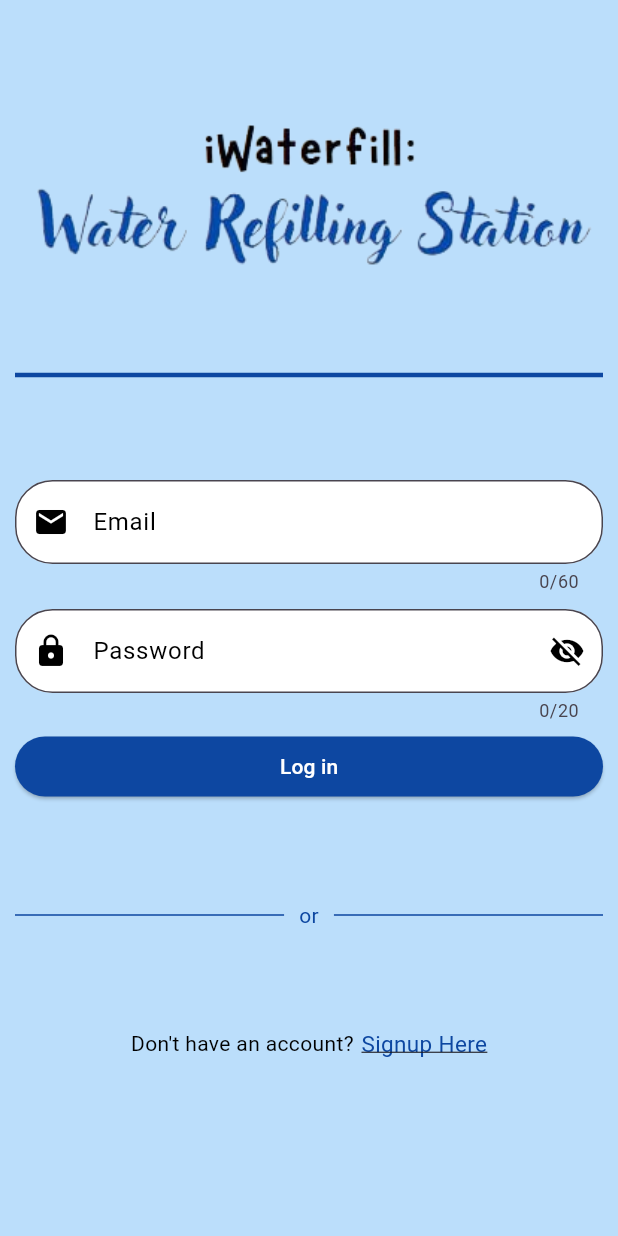
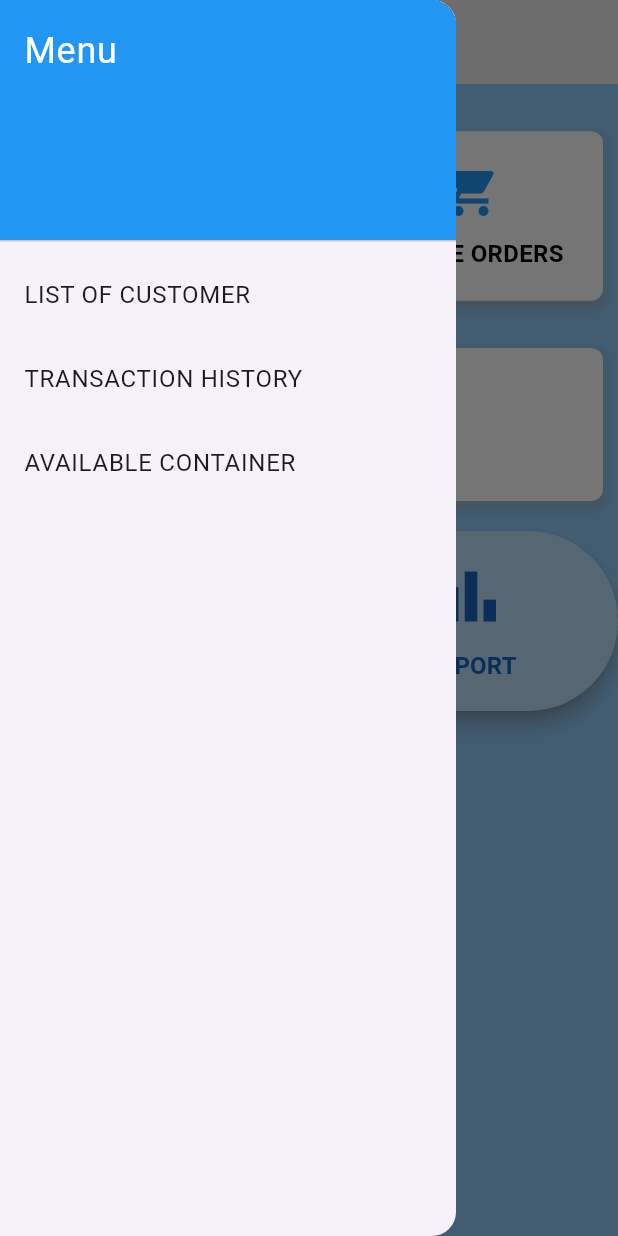
Before and after one commit to Jarllan1/IwaterfillFrontEnd, a Flutter app: the screen it shows after launch, with the side drawer open (before the commit the screen has no drawer), on a phone screen of 412 x 824 dp. Run offline on Flutter 3.47's test engine with Material 3 defaults, Android fonts, the phone set to English and light mode, and no system bars.

Commit message:
add admin dashboard

```diff
--- a/lib/main.dart
+++ b/lib/main.dart
@@ -1,14 +1,16 @@
 import 'package:flutter/material.dart';
+import 'package:iwaterfill/screens/admindashboard.dart';
 import 'package:iwaterfill/screens/login.dart';
 import 'package:iwaterfill/screens/signup.dart';
 import 'package:iwaterfill/screens/dashboard.dart';
 
 
 void main() => runApp(MaterialApp(
-  initialRoute: '/login',
+  initialRoute: '/admindashboard',
   routes: {
     '/' : (context) => Dashboard(),
     '/signup' : (context) => Signup(),
     '/login' : (context) => Login(),
+    '/admindashboard' : (context) => Admindashboard(),
   },
 ));
--- /dev/null
+++ b/lib/screens/admindashboard.dart
@@ -0,0 +1,215 @@
+import 'package:flutter/material.dart';
+
+class Admindashboard extends StatefulWidget {
+  const Admindashboard({Key? key}) : super(key: key);
+
+  @override
+  State<Admindashboard> createState() => _DashboardState();
+}
+
+class _DashboardState extends State<Admindashboard> {
+  @override
+  Widget build(BuildContext context) {
+    return Scaffold(
+      backgroundColor: Colors.blue[200],
+      appBar: AppBar(
+        backgroundColor: Colors.grey[200],
+        centerTitle: true,
+        title: Image.asset(
+          'assets/wafill.png',
+          width: 120, // Adjust width as needed
+          height: 60, // Adjust height as needed
+          fit: BoxFit.contain, // Adjust the fit as needed
+        ),
+        leading: IconButton(
+          icon: Icon(Icons.menu),
+          onPressed: () {
+            Scaffold.of(context).openDrawer();
+          },
+        ),
+      ),
+      drawer: Drawer(
+        child: ListView(
+          padding: EdgeInsets.zero,
+          children: [
+            DrawerHeader(
+              decoration: BoxDecoration(
+                color: Colors.blue,
+              ),
+              child: Text(
+                'Menu',
+                style: TextStyle(
+                  color: Colors.white,
+                  fontSize: 24,
+                ),
+              ),
+            ),
+            buildDrawerItem('LIST OF CUSTOMER', () {
+              Navigator.pop(context); // Close the drawer
+              // Add logic for handling List of Customer action
+              print('List of Customer tapped');
+            }),
+            buildDrawerItem('TRANSACTION HISTORY', () {
+              Navigator.pop(context); // Close the drawer
+              // Add logic for handling Transaction History action
+              print('Transaction History tapped');
+            }),
+            buildDrawerItem('AVAILABLE CONTAINER', () {
+              Navigator.pop(context); // Close the drawer
+              // Add logic for handling Available Container action
+              print('Available Container tapped');
+            }),
+          ],
+        ),
+      ),
+      body: Column(
+        crossAxisAlignment: CrossAxisAlignment.stretch,
+        children: [
+          SizedBox(height: 20),
+          Row(
+            mainAxisAlignment: MainAxisAlignment.spaceEvenly,
+            children: [
+              Expanded(child: buildInfoCard('TOTAL CUSTOMER', Icons.person)),
+              SizedBox(width: 20), // Add space between the cards
+              Expanded(child: buildInfoCard('ONLINE ORDERS', Icons.shopping_cart)),
+            ],
+          ),
+          SizedBox(height: 20),
+          buildReportCard('TOTAL SALES'),
+          SizedBox(height: 20),
+          Row(
+            mainAxisAlignment: MainAxisAlignment.spaceEvenly,
+            children: [
+              Expanded(child: buildActionButton('ADD PURCHASE', Icons.add_shopping_cart)),
+              SizedBox(width: 20), // Add space between the buttons
+              Expanded(child: buildActionButton('REPORT', Icons.bar_chart)),
+            ],
+          ),
+        ],
+      ),
+    );
+  }
+
+  Widget buildDrawerItem(String label, VoidCallback onTap) {
+    return ListTile(
+      title: Text(label),
+      onTap: onTap,
+    );
+  }
+
+  Widget buildInfoCard(String label, IconData icon) {
+    return Container(
+      padding: EdgeInsets.all(20),
+      margin: EdgeInsets.symmetric(horizontal: 10), // Add margin for spacing
+      decoration: BoxDecoration(
+        color: Colors.white,
+        borderRadius: BorderRadius.circular(8),
+        boxShadow: [
+          BoxShadow(
+            color: Colors.grey.withOpacity(0.5),
+            spreadRadius: 2,
+            blurRadius: 5,
+            offset: Offset(0, 3),
+          ),
+        ],
+      ),
+      child: Column(
+        mainAxisAlignment: MainAxisAlignment.center,
+        children: [
+          Icon(icon, size: 40, color: Colors.blue),
+          SizedBox(height: 10),
+          Text(
+            label,
+            textAlign: TextAlign.center,
+            style: TextStyle(
+              color: Colors.black,
+              fontWeight: FontWeight.bold,
+              fontSize: 16,
+            ),
+          ),
+        ],
+      ),
+    );
+  }
+
+  Widget buildReportCard(String label) {
+    return Container(
+      padding: EdgeInsets.all(20),
+      margin: EdgeInsets.symmetric(horizontal: 10), // Add margin for spacing
+      decoration: BoxDecoration(
+        color: Colors.white,
+        borderRadius: BorderRadius.circular(8),
+        boxShadow: [
+          BoxShadow(
+            color: Colors.grey.withOpacity(0.5),
+            spreadRadius: 2,
+            blurRadius: 5,
+            offset: Offset(0, 3),
+          ),
+        ],
+      ),
+      child: Column(
+        mainAxisAlignment: MainAxisAlignment.center,
+        children: [
+          Text(
+            label,
+            textAlign: TextAlign.center,
+            style: TextStyle(
+              color: Colors.black,
+              fontWeight: FontWeight.bold,
+              fontSize: 20,
+            ),
+          ),
+          SizedBox(height: 10),
+          Text(
+            'Total Sales Data',
+            textAlign: TextAlign.center,
+            style: TextStyle(
+              color: Colors.grey[600],
+              fontWeight: FontWeight.normal,
+              fontSize: 16,
+            ),
+          ),
+        ],
+      ),
+    );
+  }
+
+  Widget buildActionButton(String label, IconData icon) {
+    return ElevatedButton(
+      onPressed: () {},
+      style: ElevatedButton.styleFrom(
+        backgroundColor: Colors.blue[100],
+        elevation: 5,
+        shadowColor: Colors.grey,
+        minimumSize: Size(180, 120), // Adjust size as needed
+      ),
+      child: Column(
+        mainAxisAlignment: MainAxisAlignment.center,
+        children: [
+          Icon(
+            icon,
+            size: 50,
+            color: Colors.blue[800],
+          ),
+          SizedBox(height: 10),
+          Text(
+            label,
+            textAlign: TextAlign.center,
+            style: TextStyle(
+              color: Colors.blue[800],
+              fontWeight: FontWeight.bold,
+              fontSize: 16,
+            ),
+          ),
+        ],
+      ),
+    );
+  }
+}
+
+void main() {
+  runApp(MaterialApp(
+    home: Admindashboard(),
+  ));
+}
```
